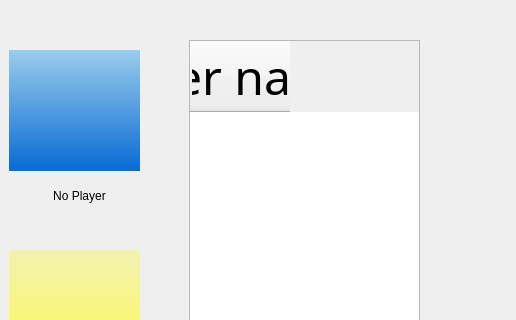
First picture: the form in mainwindow/waitingroom.ui, repository ruanxianzhi/eecs493, before the edit; both pictures show x 331 to 847 and y 0 to 320 of the 847 by 541 pixel window.
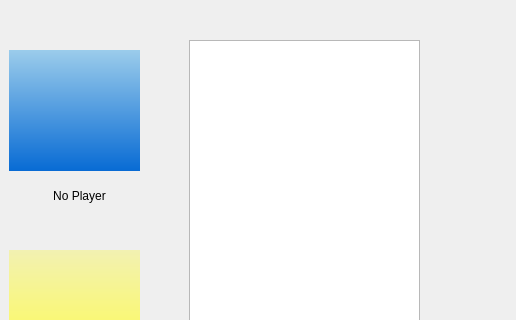
Second picture: the form after the edit.

```diff
--- a/mainwindow/waitingroom.ui
+++ b/mainwindow/waitingroom.ui
@@ -41,29 +41,14 @@
      <height>351</height>
     </rect>
    </property>
+   <property name="font">
+    <font>
+     <pointsize>18</pointsize>
+    </font>
+   </property>
    <property name="styleSheet">
     <string notr="true">background-color: QColor(189,202,242, 054);</string>
    </property>
-   <column>
-    <property name="text">
-     <string>User name</string>
-    </property>
-    <property name="font">
-     <font>
-      <family>HanziPen SC</family>
-      <pointsize>36</pointsize>
-      <weight>50</weight>
-      <bold>false</bold>
-     </font>
-    </property>
-    <property name="background">
-     <color alpha="23">
-      <red>102</red>
-      <green>204</green>
-      <blue>255</blue>
-     </color>
-    </property>
-   </column>
   </widget>
   <widget class="QLabel" name="red">
    <property name="geometry">
```
